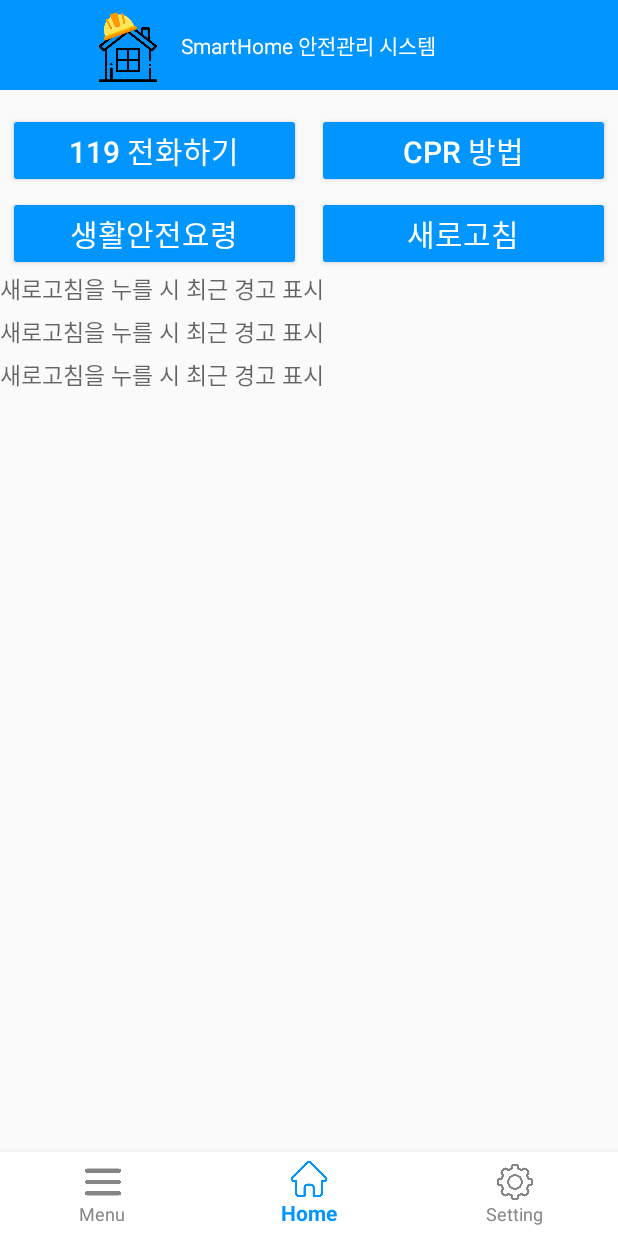
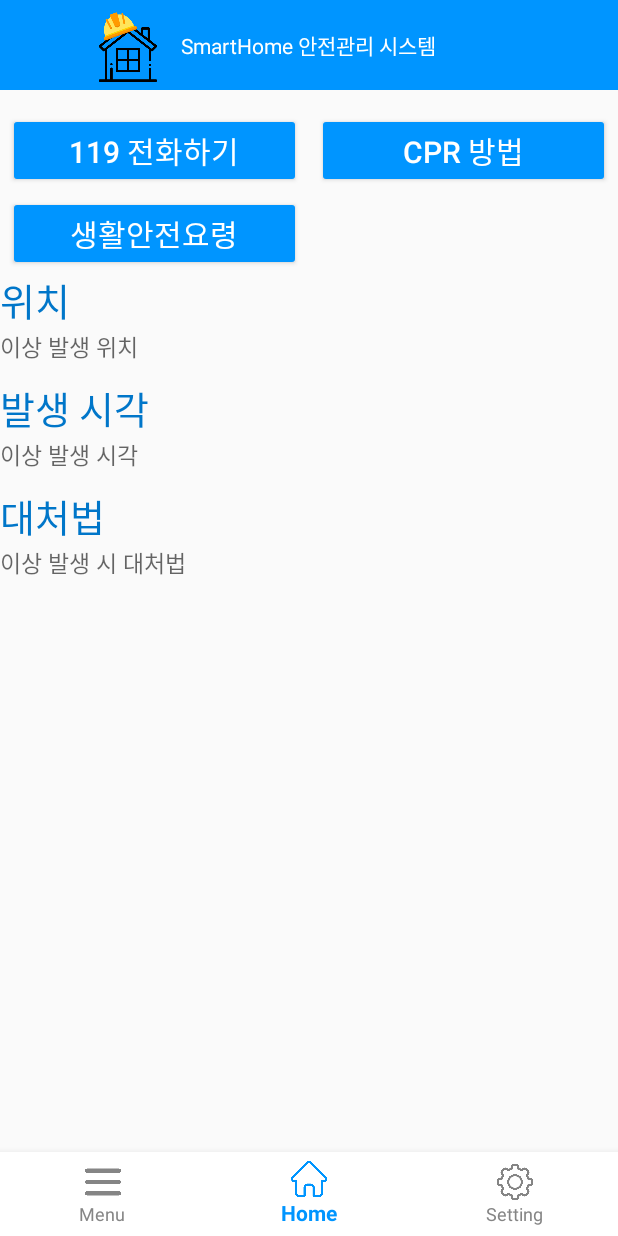
Before and after one commit to Sulfur-Parrot/senier_project, an Android app: the HomeFragment screen opened directly, with no data from a screen before it, on a phone screen of 412 x 824 dp. Run offline under Robolectric (Android 15) with nearby library versions, the phone set to English and light mode, and no system bars; network calls fail.

Commit message:
대처법알림(1)
왜 바로바로 갱신이 안될까?

```diff
--- a/app/src/main/java/com/example/smarthomeapp/BackgroundService.java
+++ b/app/src/main/java/com/example/smarthomeapp/BackgroundService.java
@@ -42,7 +42,7 @@ public class BackgroundService extends Service {
             manager.createNotificationChannel(serviceChannel);
         }
 
-        Intent notificationIntent = new Intent(this, MainActivity.class);
+        Intent notificationIntent = new Intent(this, LoginActivity.class);
         PendingIntent pendingIntent = PendingIntent.getActivity(this, 0, notificationIntent, 0);
         Notification notification = new NotificationCompat.Builder(this, CHANNEL_ID)
                 .setContentTitle("스마트홈 알림")
@@ -57,8 +57,6 @@ public class BackgroundService extends Service {
             @Override
             public void run() {
                 //여기에 지속적으로 돌아가야할 작업을 넣는다
-                String[] times = {"null", "null", "null"};
-
 
                 while(true) {
                     r = "";
@@ -92,34 +90,30 @@ public class BackgroundService extends Service {
                                 String ktime = kitchenObject.getString("time");
 
                                 if (room.equals("1") || kitchen.equals("1") || toilet.equals("1")) {
-                                    Log.d("서비스", "비상시");
-                                    //System.out.println("!!경고!! " + " 방: " + room + " 주방: " + kitchen + " 화장실: " + toilet);
+                                    Log.d("서비스", "이상 감지");
+
                                     if(room.equals("1")) {
                                         r = "방";
                                         alertEdit.putString("room", rtime);
                                     } else {
-                                        alertEdit.putString("room", times[0]);
+                                        alertEdit.putString("room", "null");
                                     }
 
                                     if(toilet.equals("1")) {
                                         t = "화장실";
                                         alertEdit.putString("toilet", ttime);
                                     } else {
-                                        alertEdit.putString("toilet", times[1]);
+                                        alertEdit.putString("toilet", "null");
                                     }
 
                                     if(kitchen.equals("1")) {
                                         k = "주방";
                                         alertEdit.putString("kitchen", ktime);
                                     } else {
-                                        alertEdit.putString("kitchen", times[2]);
+                                        alertEdit.putString("kitchen", "null");
                                     }
 
                                     alertEdit.apply();
-
-                                    times[0] = sharedPreferences.getString("room", null);
-                                    times[1] = sharedPreferences.getString("toilet", null);
-                                    times[2] = sharedPreferences.getString("kitchen", null);
 
                                     sendNotification(r, k, t);
                                 } else {
@@ -159,7 +153,7 @@ public class BackgroundService extends Service {
 
     public void sendNotification(String a, String b, String c) {
         NotificationCompat.Builder builder = new NotificationCompat.Builder(this, CHANNEL_ID);
-        Intent notificationIntent = new Intent(this, MainActivity.class);
+        Intent notificationIntent = new Intent(this, LoginActivity.class);
         PendingIntent pendingIntent = PendingIntent.getActivity(this, 0, notificationIntent, 0);
         builder.setSmallIcon(R.drawable.ic_siren)
                 .setContentTitle("경고!")
--- a/app/src/main/java/com/example/smarthomeapp/HomeFragment.java
+++ b/app/src/main/java/com/example/smarthomeapp/HomeFragment.java
@@ -19,18 +19,39 @@ public class HomeFragment extends Fragment {
         Log.d("프래그먼트", "홈 프래그먼트 실행");
         ViewGroup rootView = (ViewGroup) inflater.inflate(R.layout.fragment_home, container, false);
 
-        Button btn_119, btn_cpr, btn_safety, btn_refresh;
-        TextView alert_room, alert_toilet, alert_kitchen;
+        Button btn_119, btn_cpr, btn_safety;
+        TextView txt_where, txt_time, txt_countermeasure;
         String[] alerts = new String[3];
 
-        alert_room = rootView.findViewById(R.id.alert_room);
-        alert_toilet = rootView.findViewById(R.id.alert_toilet);
-        alert_kitchen = rootView.findViewById(R.id.alert_kitchen);
+        txt_where = rootView.findViewById(R.id.txt_where);
+        txt_time = rootView.findViewById(R.id.txt_time);
+        txt_countermeasure = rootView.findViewById(R.id.txt_countermeasure);
 
         btn_119 = (Button) rootView.findViewById(R.id.btn_119);
         btn_cpr = (Button) rootView.findViewById(R.id.btn_cpr);
         btn_safety = (Button) rootView.findViewById(R.id.btn_safety);
-        btn_refresh = (Button) rootView.findViewById(R.id.btn_refresh);
+
+        alerts[0] = getArguments().getString("roomAlert");
+        alerts[1] = getArguments().getString("toiletAlert");
+        alerts[2] = getArguments().getString("kitchenAlert");
+
+        if(alerts[0] != null || alerts[1] != null || alerts[2] != null) {
+            if (!alerts[0].equals("null")) {
+                txt_where.setText("방");
+                txt_time.setText(alerts[0]);
+                txt_countermeasure.setText("낙상사고 감지!\n환자가 발생하였다면 119에 우선 신고를 하시고 척추 손상 등이 있을지 모르니 환자를 움직이게 하지 마시고 호흡과 혈액순환을 확인하세요. 호흡만 없다면 기도를 유지하고 인공호흡을 실시하여야 합니다. 호흡과 혈액순환이 모두 없는 상태라면 cpr을 시행하여야 합니다.");
+            }
+            else if (!alerts[1].equals("null")) {
+                txt_where.setText("화장실");
+                txt_time.setText(alerts[1]);
+                txt_countermeasure.setText("낙상사고 감지!\n환자가 발생하였다면 119에 우선 신고를 하시고 척추 손상 등이 있을지 모르니 환자를 움직이게 하지 마시고 호흡과 혈액순환을 확인하세요.\n호흡만 없다면 기도를 유지하고 인공호흡을 실시하여야 합니다. 호흡과 혈액순환이 모두 없는 상태라면 cpr을 시행하여야 합니다.");
+            }
+            else if (!alerts[2].equals("null")) {
+                txt_where.setText("주방");
+                txt_time.setText(alerts[2]);
+                txt_countermeasure.setText("가스누출 감지!\n점화 코크, 중간 벨브, 용기 벨브(도시가스는 메인벨브)를 잠그고 창문과 출입문 등을 열어 환기를 시켜주세요.(LPG용기에서 누출되는 경우 누출 최소화를 위해 얇은 천(수건 등)을 물에 적셔 누출부위에 붙여주세요) LPG는 공기보다 무거우므로 빗자루로 쓸어주듯이 밖으로 내보내야합니다.\n선풍기나 환풍기는 스파크를 일으킬 수 있으므로 사용하지 마시고, 주변의 불씨(전열기구 포함)를 멀리하세요.\n이후 가스 공급 업체나 도시가스 대행업소에 연락하여 안전조치 후에 사용해주세요.");
+            }
+        }
 
         btn_119.setOnClickListener(new View.OnClickListener() {
             @Override
@@ -56,19 +77,6 @@ public class HomeFragment extends Fragment {
             }
         });
 
-        btn_refresh.setOnClickListener(new View.OnClickListener() {
-            @Override
-            public void onClick(View v) {
-                alerts[0] = "방: " + getArguments().getString("roomAlert");
-                alerts[1] = "화장실: " + getArguments().getString("toiletAlert");
-                alerts[2] = "주방: " + getArguments().getString("kitchenAlert");
-
-                if(!alerts[0].equals("방: null")) alert_room.setText(alerts[0]);
-                if(!alerts[1].equals("화장실: null")) alert_toilet.setText(alerts[1]);
-                if(!alerts[2].equals("주방: null")) alert_kitchen.setText(alerts[2]);
-            }
-        });
-
         return rootView;
     }
 }
--- a/app/src/main/java/com/example/smarthomeapp/MainActivity.java
+++ b/app/src/main/java/com/example/smarthomeapp/MainActivity.java
@@ -12,6 +12,7 @@ import android.content.Intent;
 import android.content.SharedPreferences;
 import android.os.Build;
 import android.os.Bundle;
+import android.util.Log;
 import android.view.MenuItem;
 import android.widget.FrameLayout;
 
@@ -78,10 +79,14 @@ public class MainActivity extends AppCompatActivity {
                     homeFragment = new HomeFragment();
 
                     SharedPreferences sharedPreferences = getSharedPreferences("alertTime", Activity.MODE_PRIVATE);
+                    SharedPreferences.Editor editor = sharedPreferences.edit();
 
                     alerts[0] = sharedPreferences.getString("room", null);
                     alerts[1] = sharedPreferences.getString("toilet", null);
                     alerts[2] = sharedPreferences.getString("kitchen", null);
+
+                    editor.clear();
+                    editor.apply();
 
                     bundle.putString("roomAlert", alerts[0]);
                     bundle.putString("toiletAlert", alerts[1]);
@@ -90,6 +95,7 @@ public class MainActivity extends AppCompatActivity {
                     homeFragment.setArguments(bundle);
 
                     transaction.replace(R.id.home_ly, homeFragment).commit();
+
                     return true;
                 }
                 case R.id.tab_menu: {
--- a/app/src/main/res/layout/fragment_home.xml
+++ b/app/src/main/res/layout/fragment_home.xml
@@ -60,54 +60,81 @@
             android:text="생활안전요령"
             android:textSize="20dp" />
         <Button
-            android:id="@+id/btn_refresh"
             android:layout_width="match_parent"
             android:layout_height="wrap_content"
             android:layout_marginLeft="5dp"
             android:backgroundTint="@color/blue_500"
             android:textColor="@color/white"
             android:layout_weight="1"
-            android:text="새로고침"
-            android:textSize="20dp" />
+            android:textSize="20dp"
+            android:visibility="invisible"/>
     </LinearLayout>
 
     <LinearLayout
         android:layout_width="match_parent"
-        android:layout_height="wrap_content">
+        android:layout_height="wrap_content"
+        android:orientation="vertical">
+
         <TextView
-            android:id="@+id/alert_room"
             android:layout_width="match_parent"
             android:layout_height="wrap_content"
-            android:layout_marginBottom="5dp"
-            android:textSize="15dp"
-            android:hint="새로고침을 누를 시 최근 경고 표시"
-            android:textColor="@color/black" />
+            android:textColor="@color/blue_700"
+            android:textSize="25dp"
+            android:text="위치"/>
+
+        <TextView
+            android:id="@+id/txt_where"
+            android:layout_width="match_parent"
+            android:layout_height="wrap_content"
+            android:layout_marginBottom="10dp"
+            android:hint="이상 발생 위치"
+            android:textColor="@color/black"
+            android:textSize="15dp" />
     </LinearLayout>
 
     <LinearLayout
         android:layout_width="match_parent"
-        android:layout_height="wrap_content">
+        android:layout_height="wrap_content"
+        android:orientation="vertical">
+
         <TextView
-            android:id="@+id/alert_toilet"
             android:layout_width="match_parent"
             android:layout_height="wrap_content"
-            android:layout_marginBottom="5dp"
-            android:textSize="15dp"
-            android:hint="새로고침을 누를 시 최근 경고 표시"
-            android:textColor="@color/black" />
+            android:textColor="@color/blue_700"
+            android:textSize="25dp"
+            android:text="발생 시각"/>
+
+        <TextView
+            android:id="@+id/txt_time"
+            android:layout_width="match_parent"
+            android:layout_height="wrap_content"
+            android:layout_marginBottom="10dp"
+            android:hint="이상 발생 시각"
+            android:textColor="@color/black"
+            android:textSize="15dp" />
     </LinearLayout>
 
     <LinearLayout
         android:layout_width="match_parent"
-        android:layout_height="wrap_content">
+        android:layout_height="wrap_content"
+        android:orientation="vertical">
+
         <TextView
-            android:id="@+id/alert_kitchen"
             android:layout_width="match_parent"
             android:layout_height="wrap_content"
-            android:layout_marginBottom="5dp"
-            android:textSize="15dp"
-            android:hint="새로고침을 누를 시 최근 경고 표시"
-            android:textColor="@color/black" />
+            android:textColor="@color/blue_700"
+            android:textSize="25dp"
+            android:text="대처법"/>
+
+        <TextView
+            android:id="@+id/txt_countermeasure"
+            android:layout_width="match_parent"
+            android:layout_height="wrap_content"
+            android:layout_marginBottom="10dp"
+            android:scrollbars="vertical"
+            android:hint="이상 발생 시 대처법"
+            android:textColor="@color/black"
+            android:textSize="15dp" />
     </LinearLayout>
 
 </LinearLayout>
```
